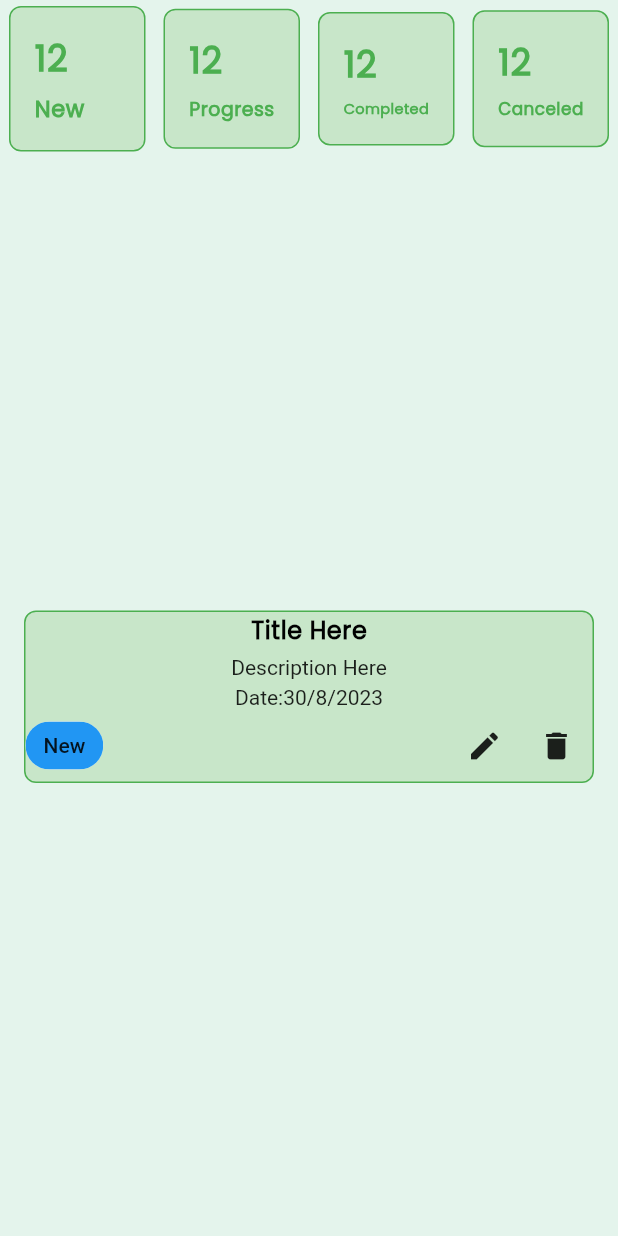
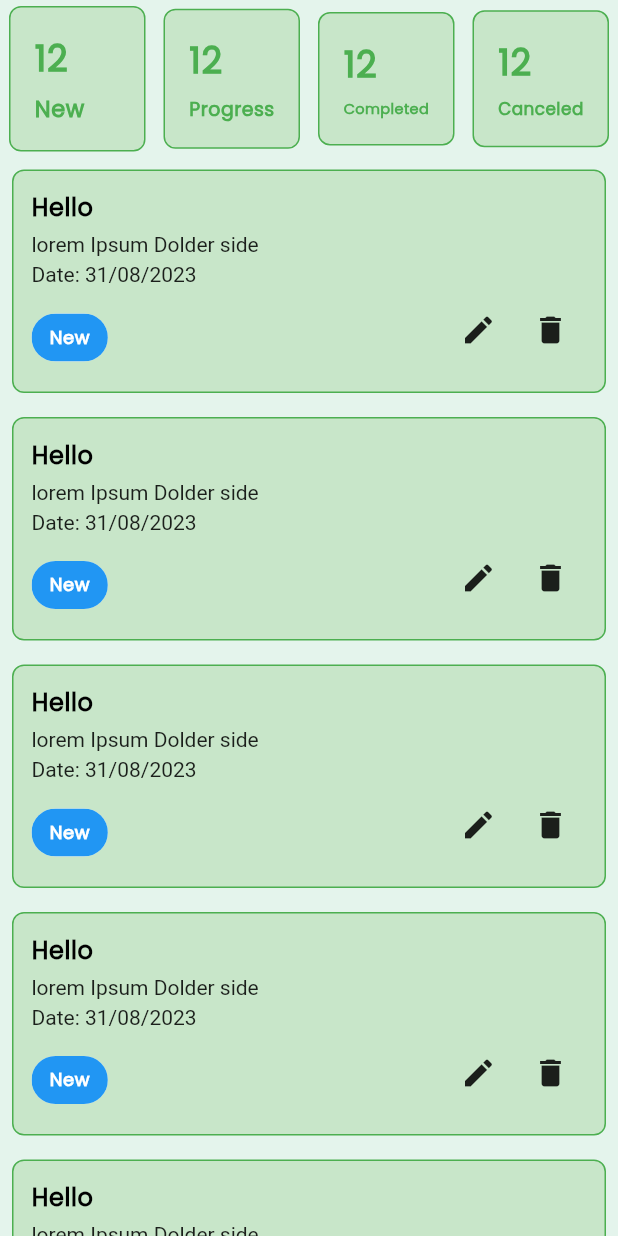
Before and after one commit to Ibrahim-K98han/Flutter_Taskmanager_Application, a Flutter app: the NewTaskScreen screen opened directly, on a phone screen of 412 x 824 dp. Run offline on Flutter 3.47's test engine with Material 2 defaults, Android fonts, the phone set to English and light mode, and no system bars; our stand-ins replace lottie, pin_code_fields.

Commit message:
new task screen list ui done

```diff
--- a/lib/style/text_style.dart
+++ b/lib/style/text_style.dart
@@ -25,6 +25,12 @@ TextStyle Head12Text = const TextStyle(
     fontFamily: 'Poppins',
     letterSpacing: 0.4,
     fontWeight: FontWeight.w700);
+    TextStyle Head12WithWhiteText = const TextStyle(
+    color: Colors.white,
+    fontSize: 12,
+    fontFamily: 'Poppins',
+    letterSpacing: 0.4,
+    fontWeight: FontWeight.w700);
 
 TextStyle Head24Text = const TextStyle(
     color: Colors.green,
--- a/lib/ui/screens/new_task_screen.dart
+++ b/lib/ui/screens/new_task_screen.dart
@@ -1,7 +1,7 @@
 import 'package:flutter/material.dart';
-import 'package:taskmanager/style/text_style.dart';
 import '../widgets/dashboard_item_widget.dart';
 import '../widgets/screen_background.dart';
+import '../widgets/task_list_item.dart';
 
 class NewTaskScreen extends StatefulWidget {
   const NewTaskScreen({super.key});
@@ -46,56 +46,18 @@ class _NewTaskScreenState extends State<NewTaskScreen> {
               ],
             ),
             Expanded(
-              child: Padding(
-                padding: const EdgeInsets.all(8.0),
-                child: Column(
-                  crossAxisAlignment: CrossAxisAlignment.start,
-                  mainAxisAlignment: MainAxisAlignment.center,
-                  children: [
-                    Container(
-                      margin: const EdgeInsets.all(8),
-                      decoration: BoxDecoration(
-                        color: Colors.green.shade100,
-                        border: Border.all(color: Colors.green, width: 1),
-                        borderRadius: BorderRadius.circular(8),
-                      ),
-                      child: Column(
-                        children: [
-                          Text(
-                            'Title Here',
-                            style: Head16Text,
-                          ),
-                          const SizedBox(
-                            height: 5,
-                          ),
-                          Text('Description Here'),
-                          const SizedBox(
-                            height: 4,
-                          ),
-                          Text('Date:30/8/2023'),
-                          Row(
-                            mainAxisAlignment: MainAxisAlignment.spaceBetween,
-                            children: [
-                              Chip(
-                                label: Text('New'),
-                                backgroundColor: Colors.blue,
-                              ),
-                              Spacer(),
-                              IconButton(
-                                onPressed: () {},
-                                icon: Icon(Icons.edit),
-                              ),
-                              IconButton(
-                                onPressed: () {},
-                                icon: Icon(Icons.delete),
-                              )
-                            ],
-                          )
-                        ],
-                      ),
-                    ),
-                  ],
-                ),
+              child: ListView.builder(
+                itemCount: 10,
+                itemBuilder: (context, index) {
+                  return TaskListItem(
+                    subject: 'Hello',
+                    description: 'lorem Ipsum Dolder side',
+                    date: '31/08/2023',
+                    type: 'New',
+                    onDeletePress: () {},
+                    onEditPress: () {},
+                  );
+                },
               ),
             )
           ],
--- /dev/null
+++ b/lib/ui/widgets/task_list_item.dart
@@ -0,0 +1,74 @@
+import 'package:flutter/material.dart';
+
+import '../../style/text_style.dart';
+
+class TaskListItem extends StatelessWidget {
+  TaskListItem({
+    super.key,
+    required this.subject,
+    required this.description,
+    required this.date,
+    required this.type,
+    required this.onEditPress,
+    required this.onDeletePress,
+  });
+
+  final String subject, description, date, type;
+  final VoidCallback onEditPress, onDeletePress;
+
+  @override
+  Widget build(BuildContext context) {
+    return Container(
+      margin: const EdgeInsets.all(8),
+      decoration: BoxDecoration(
+        color: Colors.green.shade100,
+        border: Border.all(color: Colors.green, width: 1),
+        borderRadius: BorderRadius.circular(8),
+      ),
+      child: Padding(
+        padding: const EdgeInsets.all(12),
+        child: Column(
+          crossAxisAlignment: CrossAxisAlignment.start,
+          children: [
+            Text(
+              subject,
+              style: Head16Text,
+            ),
+            const SizedBox(
+              height: 5,
+            ),
+            Text(description),
+            const SizedBox(
+              height: 4,
+            ),
+            Text('Date: $date'),
+            Row(
+              mainAxisAlignment: MainAxisAlignment.spaceBetween,
+              children: [
+                Padding(
+                  padding: const EdgeInsets.only(top: 10),
+                  child: Chip(
+                    label: Text(
+                      type,
+                      style: Head12WithWhiteText,
+                    ),
+                    backgroundColor: Colors.blue,
+                  ),
+                ),
+                const Spacer(),
+                IconButton(
+                  onPressed: onEditPress,
+                  icon: const Icon(Icons.edit),
+                ),
+                IconButton(
+                  onPressed: onDeletePress,
+                  icon: const Icon(Icons.delete),
+                )
+              ],
+            )
+          ],
+        ),
+      ),
+    );
+  }
+}
```
